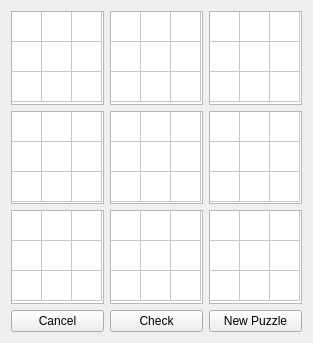
First picture: the form in GUI/play.ui, repository michael-gutman/PyDoku, before the edit.
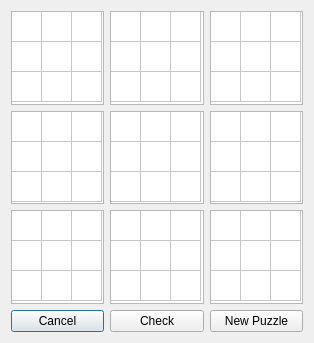
Second picture: the form after the edit.

Commit message: Changed play UI to dialog instead of widget

```diff
--- a/GUI/play.ui
+++ b/GUI/play.ui
@@ -1,27 +1,15 @@
 <?xml version="1.0" encoding="UTF-8"?>
 <ui version="4.0">
- <class>Form</class>
- <widget class="QWidget" name="Form">
+ <class>Play</class>
+ <widget class="QDialog" name="Play">
   <property name="geometry">
    <rect>
     <x>0</x>
     <y>0</y>
-    <width>313</width>
+    <width>314</width>
     <height>343</height>
    </rect>
   </property>
-  <property name="minimumSize">
-   <size>
-    <width>313</width>
-    <height>343</height>
-   </size>
-  </property>
-  <property name="maximumSize">
-   <size>
-    <width>313</width>
-    <height>343</height>
-   </size>
-  </property>
   <property name="windowTitle">
    <string>Form</string>
   </property>
```
Left out of the diff: 2 changed lines with no effect on the pictures. The commit also changes 1 other file.
